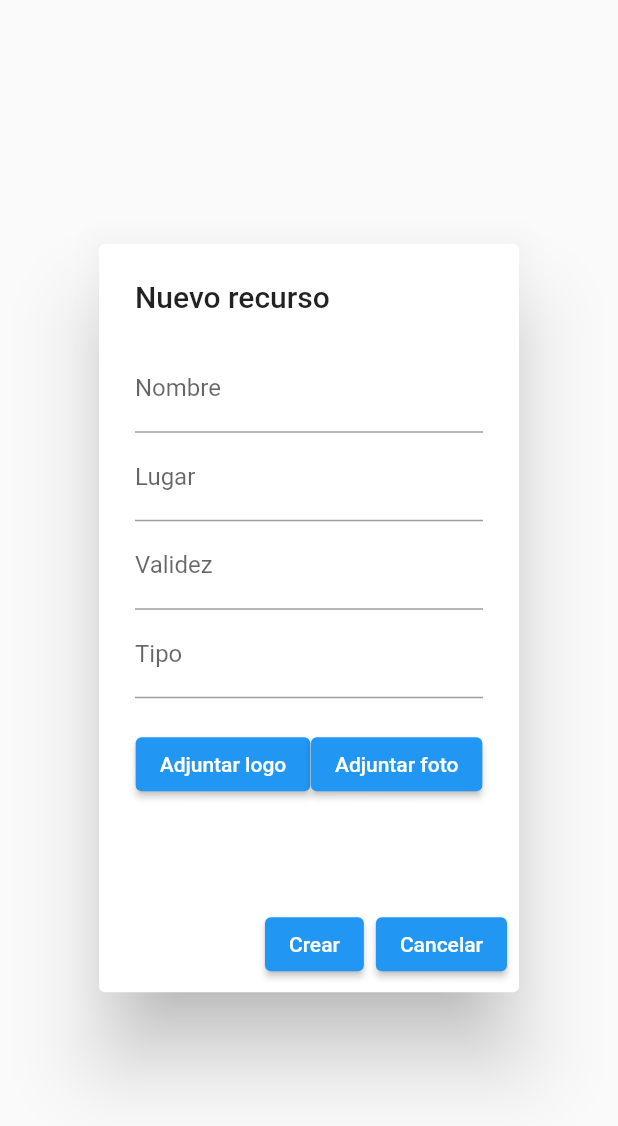
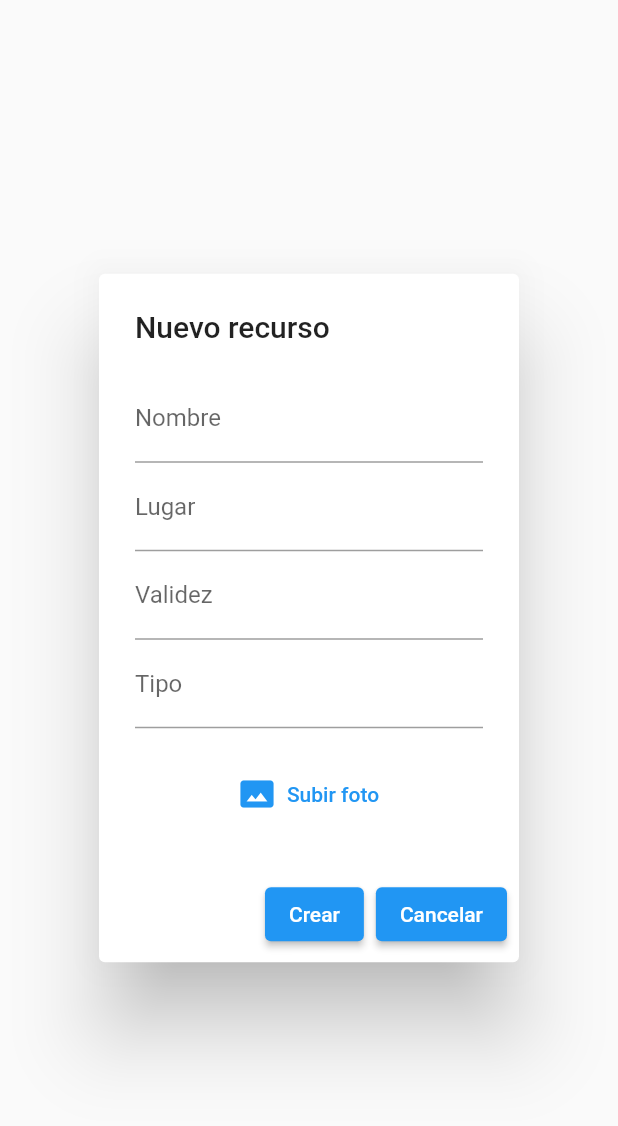
Before and after one commit to Saliim17/prueba-sic4change, a Flutter app: the ResourceForm widget shown alone on an empty page, opened directly, on a phone screen of 412 x 824 dp. Shown: the top 1126 px of the screen. Run offline on Flutter 3.47's test engine with Material 2 defaults, Android fonts, the phone set to English and light mode, and no system bars; our stand-ins replace cloud_firestore, firebase_auth, firebase_core, get, image_picker, shared_preferences; accounts and stored records are empty.

Commit message:
working on uploading images

```diff
--- a/enredapp/lib/screens/resources/components/resource_form.dart
+++ b/enredapp/lib/screens/resources/components/resource_form.dart
@@ -84,42 +84,12 @@ class ResourceFormState extends State<ResourceForm> {
                 decoration: const InputDecoration(labelText: 'Tipo'),
               ),
               const SizedBox(height: 20.0),
-              Row(
-                mainAxisAlignment: MainAxisAlignment.spaceEvenly,
-                children: <Widget>[
-                  ElevatedButton(
-                    onPressed: () {
-                      //getImage(1);
-                    },
-                    child: const Text('Adjuntar logo'),
-                  ),
-                  ElevatedButton(
-                    onPressed: () {
-                      //getImage(2);
-                    },
-                    child: const Text('Adjuntar foto'),
-                  ),
-                ],
-              ),
-              const SizedBox(height: 20.0),
-              /*selectedImage == null
-                  ? const Text('No se ha seleccionado una imagen 1')
-                  : Image.file(
-                File(selectedImage!.path),
-                height: 100.0,
-                width: 100.0,
-                fit: BoxFit.cover,
-              ),
-              const SizedBox(height: 20.0),
-              selectedImage2 == null
-                  ? const Text('No se ha seleccionado una imagen 2')
-                  : Image.file(
-                File(selectedImage2!.path),
-                height: 100.0,
-                width: 100.0,
-                fit: BoxFit.cover,
-              ),*/
-              const SizedBox(height: 20.0),
+              TextButton.icon(
+                  onPressed: (){
+
+                  },
+                  icon: const Icon(Icons.photo_size_select_actual),
+                  label: const Text('Subir foto')),
             ],
           ),
         ),
--- a/enredapp/lib/services/shared_preferences.dart
+++ b/enredapp/lib/services/shared_preferences.dart
@@ -1,3 +1,4 @@
+import 'package:firebase_auth/firebase_auth.dart';
 import 'package:shared_preferences/shared_preferences.dart';
 
 class SharedPreferencesService {
--- a/enredapp/pubspec.yaml
+++ b/enredapp/pubspec.yaml
@@ -42,6 +42,7 @@ dependencies:
   get: ^4.6.6
   shared_preferences: ^2.2.1
   draggable_bottom_sheet: ^1.0.2
+  firebase_storage: ^11.2.7
 dev_dependencies:
   flutter_test:
     sdk: flutter
```
Also changed, not shown: enredapp/lib/screens/resources/resources_page.dart (+84 -8 lines), enredapp/pubspec.lock, 1 other file.
